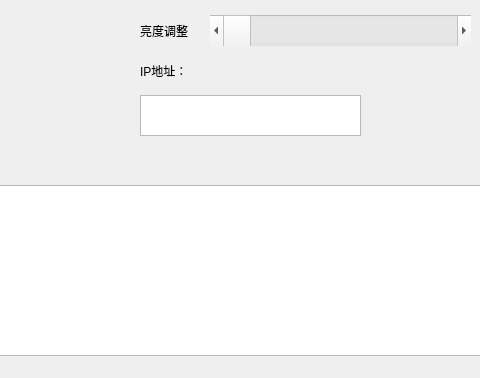
Before: the Qt Designer form main_window.ui in paper-tei/paper_tracker, drawn with Qt 5; both pictures show x 250 to 730 and y 175 to 553 of the 835 by 553 pixel window.
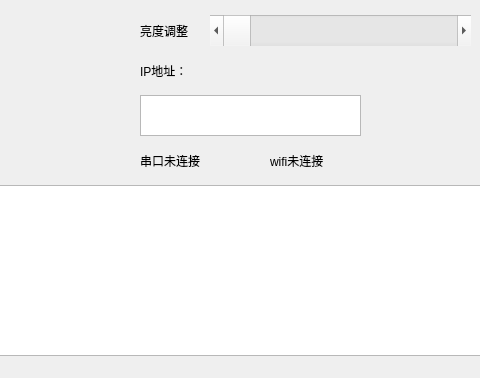
After: the same form once the commit is applied.

Patch:
```diff
--- a/main_window.ui
+++ b/main_window.ui
@@ -182,6 +182,35 @@
       <string>重启</string>
      </property>
     </widget>
+    <widget class="QLabel" name="SerialConnectLabel">
+     <property name="geometry">
+      <rect>
+       <x>390</x>
+       <y>270</y>
+       <width>71</width>
+       <height>31</height>
+      </rect>
+     </property>
+     <property name="text">
+      <string>串口未连接</string>
+     </property>
+     <property name="textFormat">
+      <enum>Qt::TextFormat::AutoText</enum>
+     </property>
+    </widget>
+    <widget class="QLabel" name="WifiConnectLabel">
+     <property name="geometry">
+      <rect>
+       <x>520</x>
+       <y>270</y>
+       <width>71</width>
+       <height>31</height>
+      </rect>
+     </property>
+     <property name="text">
+      <string>wifi未连接</string>
+     </property>
+    </widget>
    </widget>
    <widget class="QWidget" name="page_2">
     <widget class="QLabel" name="label_3">
```
Left out of the diff: 2 changed lines with no effect on the pictures.
